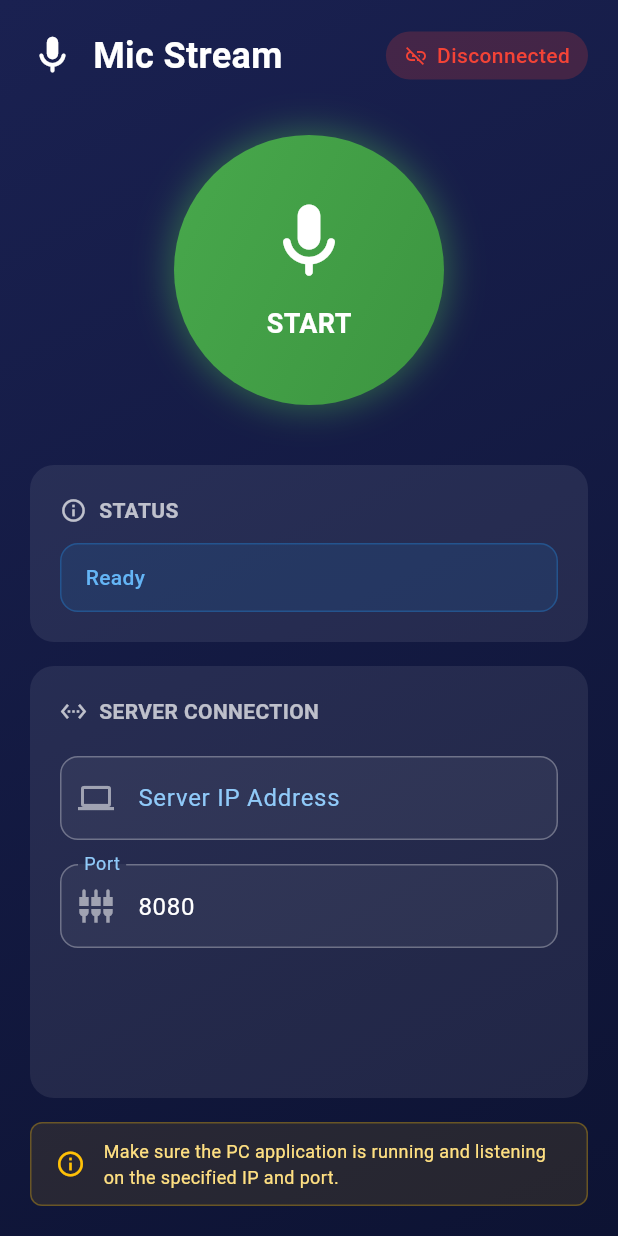
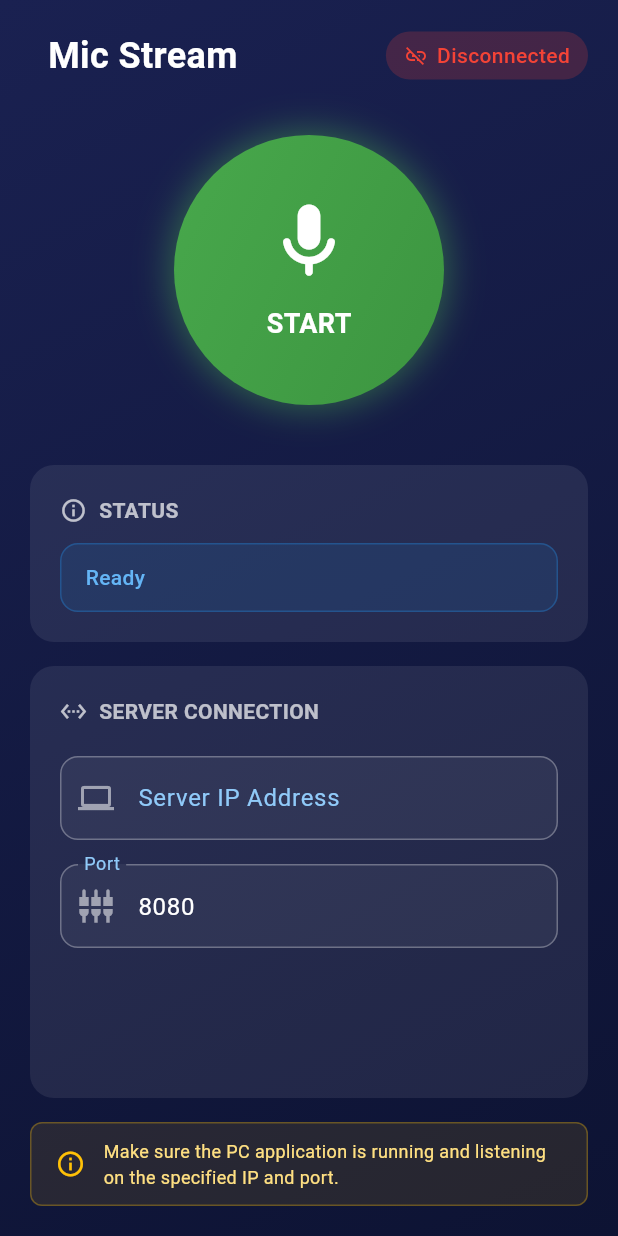
Before and after one commit to FazleLabib/mic-stream, a Flutter app: the screen it shows after launch, on a phone screen of 412 x 824 dp. Run offline on Flutter 3.47's test engine with Material 3 defaults, Android fonts, the phone set to English and light mode, and no system bars; our stand-ins replace permission_handler; missing offline and left inert: flutter_sound.

Commit message:
remove placeholder icon from app bar

```diff
--- a/mobile_app/mic_stream/lib/ui/home_screen.dart
+++ b/mobile_app/mic_stream/lib/ui/home_screen.dart
@@ -184,7 +184,6 @@ class _HomeScreenState extends State<HomeScreen> {
 
   Widget _buildAppBar() => Row(
     children: [
-      const Icon(Icons.mic_rounded, color: Colors.white, size: 30),
       const SizedBox(width: 12),
       const Text(
         'Mic Stream',
```
